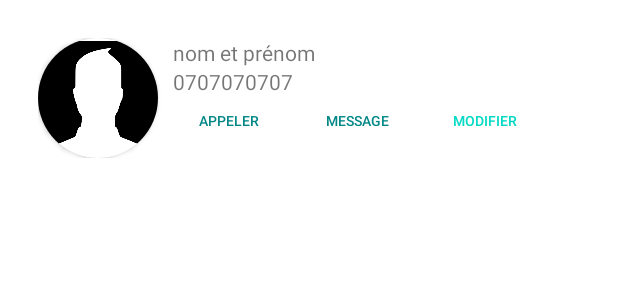
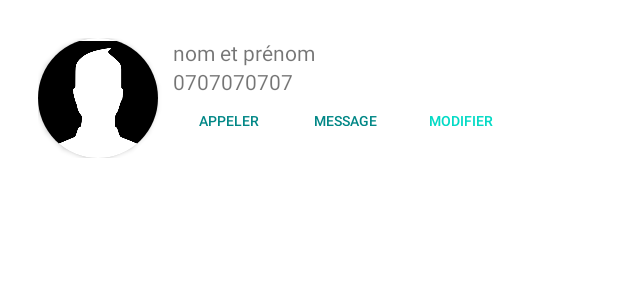
Before and after one commit to nabilesall/contacts, an Android app: the layout adapter_contact.xml on its own in the app's theme, with its tools: preview values and no code run, on a phone screen of 412 x 824 dp. Shown: the top 300 px of the screen. Run offline under Robolectric (Android 15) with nearby library versions, the phone set to English and light mode, and no system bars.

Commit message:
Correction et optimisation

```diff
--- a/app/src/main/java/com/idrissa/tp1/activities/FirstActivity.kt
+++ b/app/src/main/java/com/idrissa/tp1/activities/FirstActivity.kt
@@ -210,8 +210,8 @@ class FirstActivity : AppCompatActivity() {
     fun editNumberConatcts(nb: Int,option : String){
         if (option == "trouves"){
             if(nb != 0){
-                contacts_trouves.text = "$nb contacts trouvés"
-            }else contacts_trouves.text = "Aucun contact trouvé"
+                contacts_trouves.text = "$nb " + getString(R.string.contacts_trouves)
+            }else contacts_trouves.text = getString(R.string.zero_contacts_trouves)
         }else nombreDeContacts.text = this.listeDeContact.size.toString() + " contacts"
     }
 
--- a/app/src/main/java/com/idrissa/tp1/activities/ShowContactActivity.kt
+++ b/app/src/main/java/com/idrissa/tp1/activities/ShowContactActivity.kt
@@ -61,9 +61,9 @@ class ShowContactActivity : AppCompatActivity() {
         dc_mail.text = adrMail
 
         if(etatCB) {
-            msgFav.text = R.string.estDansFavoris.toString()
+            msgFav.text = getString(R.string.estDansFavoris)
         }else{
-            msgFav.text = R.string.estPasDansFavoris.toString()
+            msgFav.text = getString(R.string.estPasDansFavoris)
         }
 
         dc_appeler.setOnClickListener{
--- a/app/src/main/res/layout/adapter_contact.xml
+++ b/app/src/main/res/layout/adapter_contact.xml
@@ -51,40 +51,19 @@
                 style="?android:attr/borderlessButtonStyle"
                 android:layout_width="@dimen/width_btn"
                 android:layout_height="@dimen/height_btn"
-                android:layout_marginEnd="10dp"
+                android:layout_marginEnd="2dp"
                 android:text="@string/appeler"
                 android:textColor="@color/teal_700"
                 android:textSize="@dimen/text_size_btn"
-                tools:ignore="SmallSp"
-                />
+                tools:ignore="SmallSp" />
 
-            <!--
-            <com.google.android.material.floatingactionbutton.FloatingActionButton
-                android:id="@+id/appeler_contac"
-                android:layout_width="wrap_content"
-                android:layout_height="match_parent"
-                android:clickable="true"
-                android:visibility="invisible"
-                app:fabSize="mini"
-                app:srcCompat="@drawable/twotone_message_24" />
-
-            <!
-            <com.google.android.material.floatingactionbutton.FloatingActionButton
-                android:id="@+id/message_contact"
-                android:layout_width="wrap_content"
-                android:layout_height="wrap_content"
-                android:layout_weight="1"
-                android:clickable="true"
-                app:fabSize="mini"
-                app:srcCompat="@drawable/twotone_message_24"
-                android:contentDescription="gg" /> -->
 
             <Button
                 android:id="@+id/message_contact"
                 style="?android:attr/borderlessButtonStyle"
                 android:layout_width="@dimen/width_btn"
                 android:layout_height="@dimen/height_btn"
-                android:layout_marginEnd="10dp"
+                android:layout_marginEnd="2dp"
                 android:text="@string/message"
                 android:textColor="@color/teal_700"
                 android:textSize="@dimen/text_size_btn"
--- a/app/src/main/res/layout/first_activity.xml
+++ b/app/src/main/res/layout/first_activity.xml
@@ -109,8 +109,8 @@
         android:layout_width="wrap_content"
         android:layout_height="wrap_content"
 
-        android:layout_marginEnd="8dp"
-        android:layout_marginBottom="30dp"
+        android:layout_marginEnd="10dp"
+        android:layout_marginBottom="35dp"
         android:clickable="true"
         android:contentDescription="TODO"
         app:layout_constraintBottom_toBottomOf="parent"
--- a/app/src/main/res/values/strings.xml
+++ b/app/src/main/res/values/strings.xml
@@ -53,5 +53,7 @@
     <string name="msgNum">"Numéro de téléphone: "</string>
     <string name="msgMail">"Adresse Electronique: "</string>
     <string name="msgFav">"Ajouter aux favoris: "</string>
+    <string name="contacts_trouves">contacts trouvés</string>
+    <string name="zero_contacts_trouves">Aucun contact trouvé</string>
 
 </resources>
```
Also changed, not shown: 1 other file.
